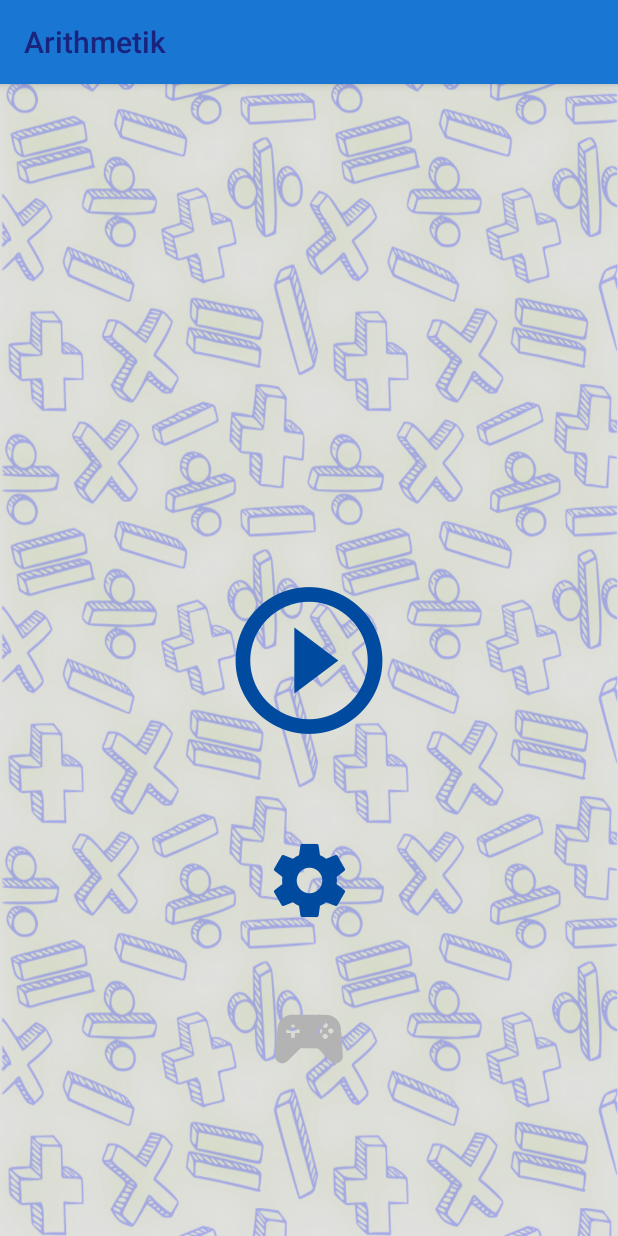
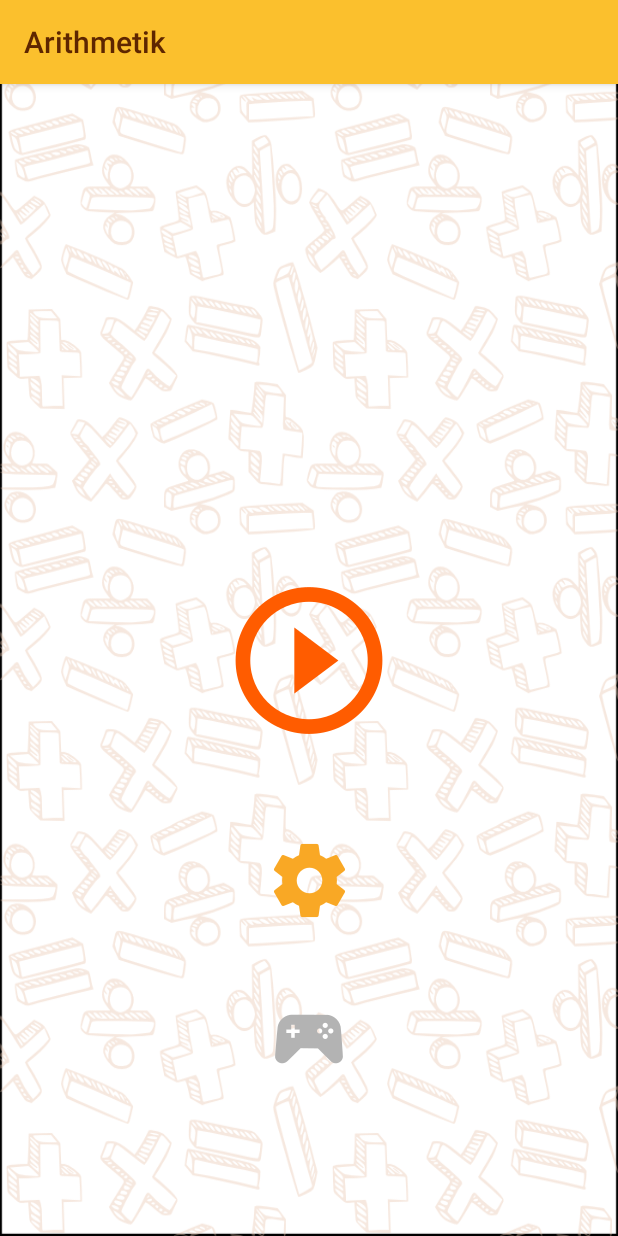
Before and after one commit to devrobert15/Arithmetik, an Android app: the screen it shows after launch (Entrada), on a phone screen of 412 x 824 dp. Run offline under Robolectric (Android 15) with nearby library versions, the light colour scheme and no system bars.

Commit message:
Redefinição de cores

```diff
--- a/app/src/main/java/com/aritmetica/rober/arithmetik/Jogo.java
+++ b/app/src/main/java/com/aritmetica/rober/arithmetik/Jogo.java
@@ -19,7 +19,6 @@ import android.view.animation.AnimationUtils;
 import android.widget.Button;
 import android.widget.ImageView;
 import android.widget.TextView;
-import android.widget.Toast;
 
 import androidx.core.content.ContextCompat;
 
@@ -130,9 +129,7 @@ public class Jogo extends Activity {
 
 	private void inicializarJogo() {
 		//lstErradas=leFicheiro();
-		Toast.makeText(getBaseContext(),"vou ler",Toast.LENGTH_SHORT).show();
 		lstErradas=QuestionIO.readFromFile(getBaseContext(),NOME_FICHEIRO);
-		Toast.makeText(getBaseContext(),"já li",Toast.LENGTH_SHORT).show();
 		if (treinar){
 			numArray=lstErradas.size()-1;
 			txtTime.setVisibility(View.INVISIBLE);
--- a/app/src/main/res/layout/activity_entrada.xml
+++ b/app/src/main/res/layout/activity_entrada.xml
@@ -28,7 +28,7 @@
         android:src="@mipmap/ic_training"
         android:text="@string/txtBtnTreinar"
         android:textSize="@dimen/BeginButtons"
-        android:tint="@color/primaryDarkColor"
+        android:tint="@color/InButtons"
         app:layout_constraintBottom_toTopOf="@+id/btnJogar"
         app:layout_constraintEnd_toEndOf="parent"
         app:layout_constraintStart_toStartOf="parent"
@@ -48,7 +48,7 @@
         android:src="@mipmap/ic_play"
         android:text="@string/txtBtnJogar"
         android:textSize="@dimen/BeginButtons"
-        android:tint="@color/primaryDarkColor"
+        android:tint="@color/InButtons"
         app:layout_constraintBottom_toBottomOf="parent"
         app:layout_constraintEnd_toEndOf="parent"
         app:layout_constraintStart_toStartOf="parent"
--- a/app/src/main/res/layout/activity_jogo.xml
+++ b/app/src/main/res/layout/activity_jogo.xml
@@ -104,7 +104,7 @@
         <ImageView
             android:id="@+id/imgTime"
             android:layout_width="0dp"
-            android:layout_height="wrap_content"
+            android:layout_height="39dp"
             android:layout_gravity="center_vertical"
             android:layout_weight="0.1"
             android:contentDescription="time"
--- a/app/src/main/res/values/arrayOpts.xml
+++ b/app/src/main/res/values/arrayOpts.xml
@@ -26,8 +26,8 @@
     </string-array>
 
     <string-array name="tipo_tabuada">
-        <item>@string/snat</item>
-        <item >@string/mult</item>
+        <item>@string/mult</item>
+        <item >@string/snat</item>
         <item >@string/soma</item>
         <item >@string/dif</item>
         <item >@string/exp</item>
--- a/app/src/main/res/values/colors.xml
+++ b/app/src/main/res/values/colors.xml
@@ -5,15 +5,16 @@
   <color name="backgroundButtonColor">@color/primaryColor</color>
   <color name="backgroundButtonColorWrong">#bc0010</color>
   <color name="backgroundButtonColorRight">#38bc17</color>
-  <color name="primaryColor">#1976d2</color>
+  <color name="primaryColor">#fbc02d</color>
   <color name="primaryLightColor">#63a4ff</color>
-  <color name="primaryDarkColor">#004ba0</color>
+  <color name="primaryDarkColor">#f9a825</color>
   <color name="secondaryColor">@color/primaryColor</color>
   <color name="secondaryLightColor">@color/primaryLightColor</color>
   <color name="secondaryDarkColor">@color/primaryDarkColor</color>
-  <color name="primaryTextColor">#1a237e</color>
-  <color name="secondaryTextColor">@color/primaryDarkColor</color>
+  <color name="primaryTextColor">#5e2600</color>
+  <color name="secondaryTextColor">@color/InButtons</color>
   <color name="textButtonNormal">@color/primaryTextColor</color>
+  <color name="InButtons">#ff5c00 </color>
 
 
 
--- a/app/src/main/res/values/styles.xml
+++ b/app/src/main/res/values/styles.xml
@@ -7,8 +7,8 @@
         <item name="android:colorPrimaryDark">@color/primaryDarkColor</item>
         <item name="android:textColorPrimary">@color/primaryTextColor</item>
         <item name="android:textColorSecondary">@color/secondaryTextColor</item>
-        <item name="android:colorAccent">@color/primaryColor</item>
-        <item name="android:windowBackground">@mipmap/fundo_azul</item>
+        <item name="android:colorAccent">@color/InButtons</item>
+        <item name="android:windowBackground">@mipmap/fundo_castanho</item>
         <item name="android:colorButtonNormal">@color/backgroundButtonColor</item>
         <item name="android:buttonStyle">@style/buttonstyle</item>
 
```
Also changed, not shown: app/src/main/res/fundo_castanho.png (added), app/src/main/res/mipmap-hdpi/fundo_castanho.png (added).
